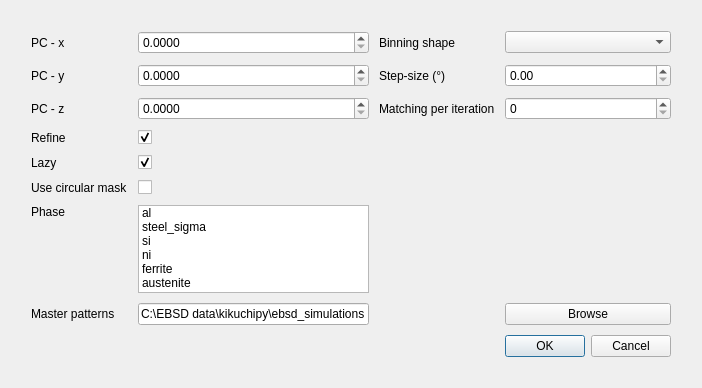
First picture: the form in ui/di_setup.ui, repository EBSP-Indexer/EBSP-Indexer, before the edit.
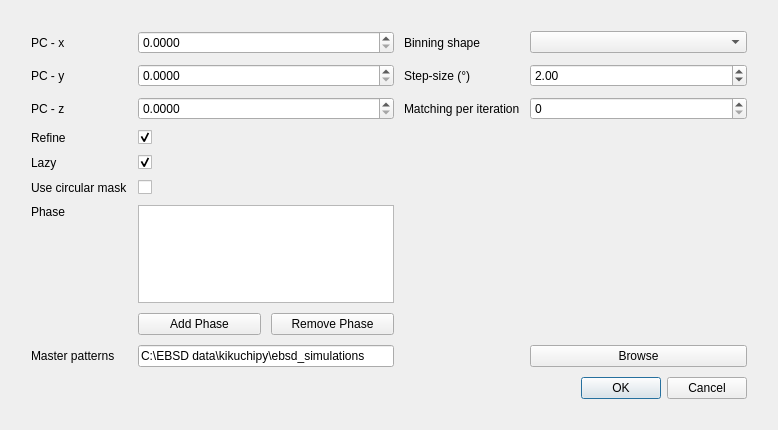
Second picture: the form after the edit.

```diff
--- a/ui/di_setup.ui
+++ b/ui/di_setup.ui
@@ -6,8 +6,8 @@
    <rect>
     <x>0</x>
     <y>0</y>
-    <width>702</width>
-    <height>388</height>
+    <width>778</width>
+    <height>430</height>
    </rect>
   </property>
   <property name="windowTitle">
@@ -19,7 +19,7 @@
      <property name="locale">
       <locale language="English" country="UnitedStates"/>
      </property>
-     <layout class="QGridLayout" name="gridLayout" columnstretch="0,0,0,0,0">
+     <layout class="QGridLayout" name="gridLayout" columnstretch="0,0,0,0">
       <property name="sizeConstraint">
        <enum>QLayout::SetDefaultConstraint</enum>
       </property>
@@ -38,6 +38,13 @@
       <property name="spacing">
        <number>10</number>
       </property>
+      <item row="11" column="1">
+       <widget class="QLineEdit" name="lineEditPath">
+        <property name="text">
+         <string>C:\EBSD data\kikuchipy\ebsd_simulations</string>
+        </property>
+       </widget>
+      </item>
       <item row="4" column="0">
        <widget class="QLabel" name="label_4">
         <property name="text">
@@ -45,7 +52,7 @@
         </property>
        </widget>
       </item>
-      <item row="11" column="4">
+      <item row="12" column="3">
        <widget class="QDialogButtonBox" name="buttonBox">
         <property name="standardButtons">
          <set>QDialogButtonBox::Cancel|QDialogButtonBox::Ok</set>
@@ -55,14 +62,7 @@
         </property>
        </widget>
       </item>
-      <item row="5" column="0">
-       <widget class="QLabel" name="label">
-        <property name="text">
-         <string>Refine</string>
-        </property>
-       </widget>
-      </item>
-      <item row="5" column="2">
+      <item row="5" column="1">
        <widget class="QCheckBox" name="checkBoxRefine">
         <property name="layoutDirection">
          <enum>Qt::LeftToRight</enum>
@@ -78,27 +78,21 @@
         </property>
        </widget>
       </item>
-      <item row="10" column="0">
+      <item row="11" column="0">
        <widget class="QLabel" name="label_5">
         <property name="text">
          <string>Master patterns</string>
         </property>
        </widget>
       </item>
-      <item row="2" column="2">
-       <widget class="QDoubleSpinBox" name="patternCenterX">
-        <property name="decimals">
-         <number>4</number>
-        </property>
-        <property name="maximum">
-         <double>1.000000000000000</double>
-        </property>
-        <property name="singleStep">
-         <double>0.000100000000000</double>
+      <item row="5" column="0">
+       <widget class="QLabel" name="label">
+        <property name="text">
+         <string>Refine</string>
         </property>
        </widget>
       </item>
-      <item row="6" column="2">
+      <item row="6" column="1">
        <widget class="QCheckBox" name="checkBoxLazy">
         <property name="text">
          <string/>
@@ -108,10 +102,36 @@
         </property>
        </widget>
       </item>
-      <item row="10" column="2">
-       <widget class="QLineEdit" name="lineEditPath">
+      <item row="2" column="1">
+       <widget class="QDoubleSpinBox" name="patternCenterX">
+        <property name="decimals">
+         <number>4</number>
+        </property>
+        <property name="maximum">
+         <double>1.000000000000000</double>
+        </property>
+        <property name="singleStep">
+         <double>0.000100000000000</double>
+        </property>
+       </widget>
+      </item>
+      <item row="3" column="1">
+       <widget class="QDoubleSpinBox" name="patternCenterY">
+        <property name="decimals">
+         <number>4</number>
+        </property>
+        <property name="maximum">
+         <double>1.000000000000000</double>
+        </property>
+        <property name="singleStep">
+         <double>0.000100000000000</double>
+        </property>
+       </widget>
+      </item>
+      <item row="3" column="0">
+       <widget class="QLabel" name="label_3">
         <property name="text">
-         <string>C:\EBSD data\kikuchipy\ebsd_simulations</string>
+         <string>PC - y</string>
         </property>
        </widget>
       </item>
@@ -129,7 +149,7 @@
         </property>
        </widget>
       </item>
-      <item row="4" column="2">
+      <item row="4" column="1">
        <widget class="QDoubleSpinBox" name="patternCenterZ">
         <property name="locale">
          <locale language="English" country="UnitedStates"/>
@@ -145,43 +165,7 @@
         </property>
        </widget>
       </item>
-      <item row="3" column="2">
-       <widget class="QDoubleSpinBox" name="patternCenterY">
-        <property name="decimals">
-         <number>4</number>
-        </property>
-        <property name="maximum">
-         <double>1.000000000000000</double>
-        </property>
-        <property name="singleStep">
-         <double>0.000100000000000</double>
-        </property>
-       </widget>
-      </item>
-      <item row="3" column="0">
-       <widget class="QLabel" name="label_3">
-        <property name="text">
-         <string>PC - y</string>
-        </property>
-       </widget>
-      </item>
-      <item row="9" column="0">
-       <widget class="QLabel" name="pathLabel">
-        <property name="layoutDirection">
-         <enum>Qt::LeftToRight</enum>
-        </property>
-        <property name="text">
-         <string>Phase</string>
-        </property>
-        <property name="scaledContents">
-         <bool>false</bool>
-        </property>
-        <property name="alignment">
-         <set>Qt::AlignLeading|Qt::AlignLeft|Qt::AlignTop</set>
-        </property>
-       </widget>
-      </item>
-      <item row="9" column="2">
+      <item row="9" column="1">
        <widget class="QListWidget" name="listWidgetPhase">
         <property name="minimumSize">
          <size>
@@ -192,53 +176,46 @@
         <property name="selectionMode">
          <enum>QAbstractItemView::MultiSelection</enum>
         </property>
-        <item>
-         <property name="text">
-          <string>al</string>
-         </property>
-        </item>
-        <item>
-         <property name="text">
-          <string>steel_sigma</string>
-         </property>
-        </item>
-        <item>
-         <property name="text">
-          <string>si</string>
-         </property>
-        </item>
-        <item>
-         <property name="text">
-          <string>ni</string>
-         </property>
-        </item>
-        <item>
-         <property name="text">
-          <string>ferrite</string>
-         </property>
-        </item>
-        <item>
-         <property name="text">
-          <string>austenite</string>
-         </property>
-        </item>
        </widget>
       </item>
-      <item row="2" column="3">
+      <item row="2" column="2">
        <widget class="QLabel" name="label_7">
         <property name="text">
          <string>Binning shape</string>
         </property>
        </widget>
       </item>
-      <item row="3" column="3">
+      <item row="3" column="2">
        <widget class="QLabel" name="label_8">
         <property name="text">
          <string>Step-size (°)</string>
         </property>
        </widget>
       </item>
-      <item row="10" column="4">
+      <item row="9" column="0">
+       <widget class="QLabel" name="pathLabel">
+        <property name="layoutDirection">
+         <enum>Qt::LeftToRight</enum>
+        </property>
+        <property name="text">
+         <string>Phase</string>
+        </property>
+        <property name="scaledContents">
+         <bool>false</bool>
+        </property>
+        <property name="alignment">
+         <set>Qt::AlignLeading|Qt::AlignLeft|Qt::AlignTop</set>
+        </property>
+       </widget>
+      </item>
+      <item row="7" column="1">
+       <widget class="QCheckBox" name="checkBoxMask">
+        <property name="text">
+         <string/>
+        </property>
+       </widget>
+      </item>
+      <item row="11" column="3">
        <widget class="QPushButton" name="pushButtonBrowse">
         <property name="text">
          <string>Browse</string>
@@ -252,33 +229,48 @@
         </property>
        </widget>
       </item>
-      <item row="2" column="4">
+      <item row="2" column="3">
        <widget class="QComboBox" name="comboBoxBinning"/>
       </item>
-      <item row="3" column="4">
-       <widget class="QDoubleSpinBox" name="doubleSpinBoxStepSize"/>
-      </item>
-      <item row="7" column="2">
-       <widget class="QCheckBox" name="checkBoxMask">
-        <property name="text">
-         <string/>
+      <item row="3" column="3">
+       <widget class="QDoubleSpinBox" name="doubleSpinBoxStepSize">
+        <property name="value">
+         <double>2.000000000000000</double>
         </property>
        </widget>
       </item>
       <item row="4" column="3">
-       <widget class="QLabel" name="label_10">
-        <property name="text">
-         <string>Matching per iteration</string>
-        </property>
-       </widget>
-      </item>
-      <item row="4" column="4">
        <widget class="QSpinBox" name="spinBoxNumIter">
         <property name="maximum">
          <number>99</number>
         </property>
        </widget>
       </item>
+      <item row="4" column="2">
+       <widget class="QLabel" name="label_10">
+        <property name="text">
+         <string>Matching per iteration</string>
+        </property>
+       </widget>
+      </item>
+      <item row="10" column="1">
+       <layout class="QHBoxLayout" name="horizontalLayout">
+        <item>
+         <widget class="QPushButton" name="pushButtonAddPhase">
+          <property name="text">
+           <string>Add Phase</string>
+          </property>
+         </widget>
+        </item>
+        <item>
+         <widget class="QPushButton" name="pushButtonRemovePhase">
+          <property name="text">
+           <string>Remove Phase</string>
+          </property>
+         </widget>
+        </item>
+       </layout>
+      </item>
      </layout>
     </widget>
    </item>
```
